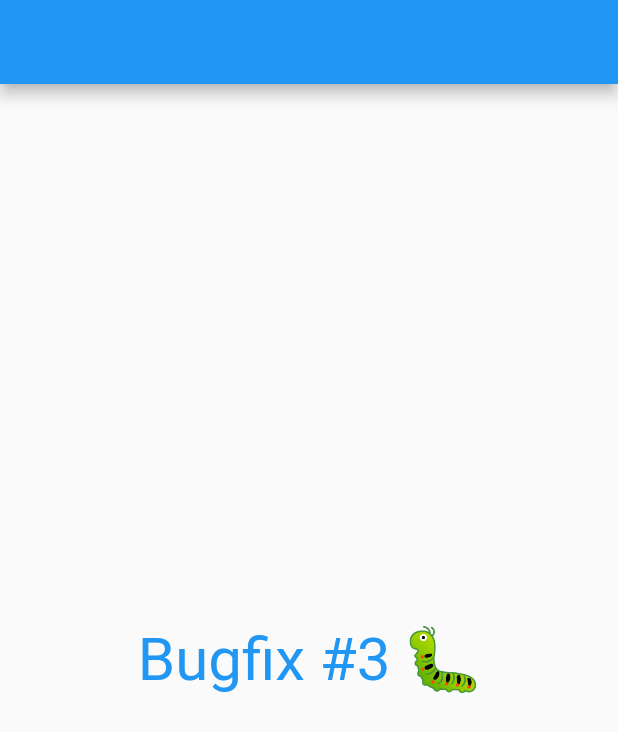
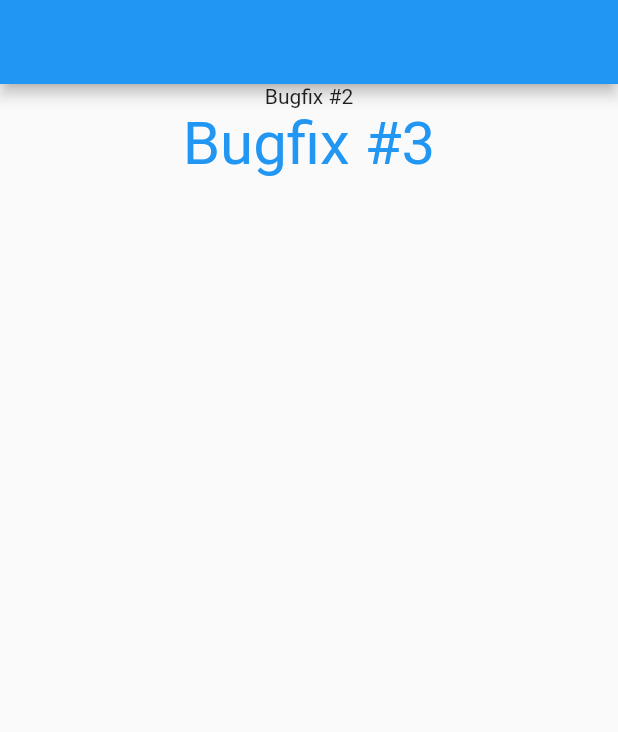
Before and after one commit to idlevandal/test_git, a Flutter app: the screen it shows after launch, on a phone screen of 412 x 824 dp. Shown: the top 732 px of the screen. Run offline on Flutter 3.47's test engine with Material 2 defaults, Android fonts, the phone set to English and light mode, and no system bars.

```diff
--- /dev/null
+++ b/lib/calculator.dart
@@ -0,0 +1,4 @@
+class Calculator {
+  double add(_a, _b) => _a + _b;
+  minus(_a, _b) => _a - _b;
+}
--- a/lib/main.dart
+++ b/lib/main.dart
@@ -28,8 +28,16 @@ class Home extends StatelessWidget {
   Widget build(BuildContext context) {
     return Scaffold(
       appBar: AppBar(),
-      body: const Center(
-        child: Text('Bugfix #3 🐛', style: TextStyle(fontSize: 40, color: Colors.blue),),
+      body: Center(
+        child: Column(
+          children: const [
+            Text('Bugfix #2'),
+            Text(
+              'Bugfix #3',
+              style: TextStyle(fontSize: 40, color: Colors.blue),
+            )
+          ],
+        ),
       ),
     );
   }
```
Also changed, not shown: 2 other files.
